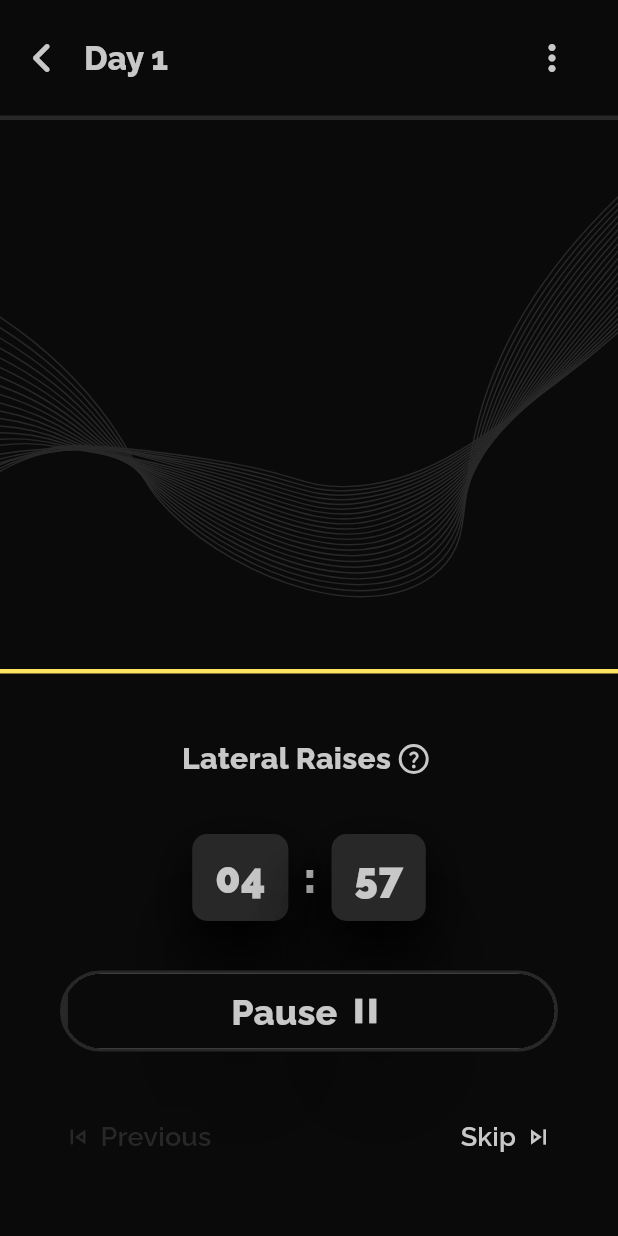
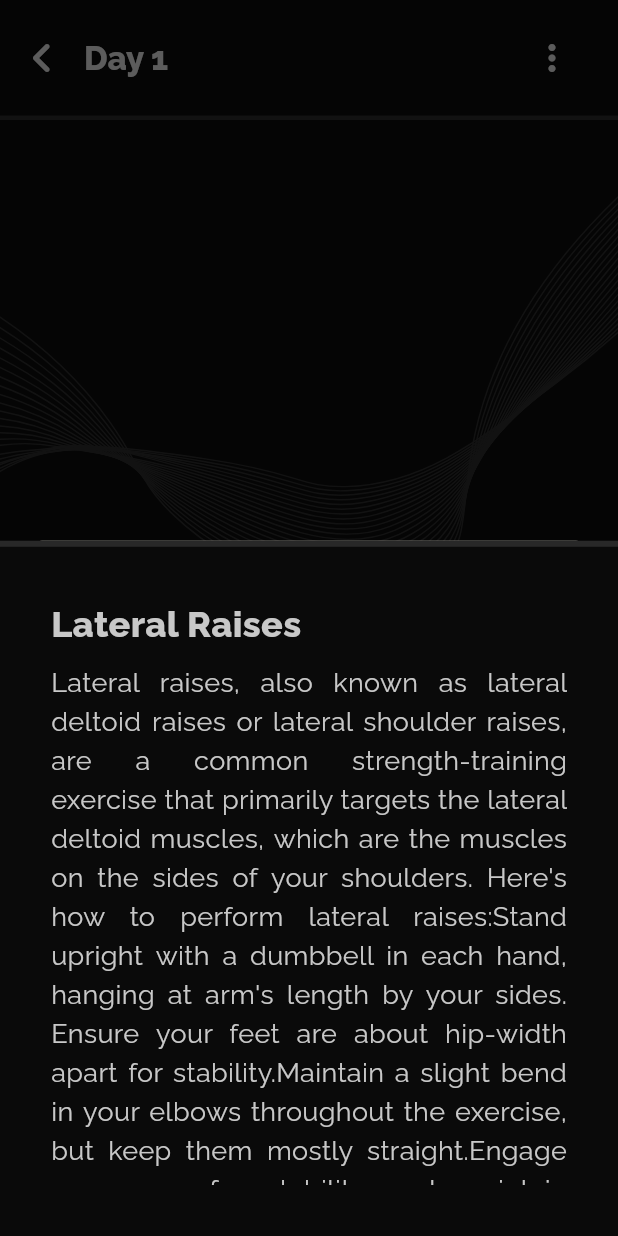
Before and after one commit to mmaazrana/jawline_fitness, a Flutter app: the ExerciseScreen screen opened by its route, after a tap on the "question mark" icon, on a phone screen of 412 x 824 dp. Run offline on Flutter 3.47's test engine with Material 2 defaults, Android fonts, the phone set to English and light mode, and no system bars; our stand-ins replace animated_splash_screen, email_validator, firebase_auth, flutter_local_notifications, flutter_svg, permission_handler and 1 more; missing offline and left inert: alarm, infinite_listview; accounts and stored records are empty.

Commit message:
added exercise info bottom sheets

```diff
--- a/lib/screens/exercise.dart
+++ b/lib/screens/exercise.dart
@@ -6,6 +6,7 @@ import 'package:jawline_fitness/utils/styles.dart';
 import 'package:jawline_fitness/utils/svg_assets.dart';
 import 'package:jawline_fitness/widgets/buttons/tertiary_button.dart';
 import '../utils/size_config.dart';
+import '../widgets/bottom_sheets/about_exercise_bottom_sheet.dart';
 import '../widgets/counter.dart';
 import '../widgets/app_bars/exercise_app_bar.dart';
 import '../widgets/exercise_name.dart';
@@ -22,6 +23,8 @@ class ExerciseScreenState extends State<ExerciseScreen> {
   int currentExerciseTime = 300;
   int day = 1;
   String exerciseName = "Lateral Raises";
+  String exerciseDescription =
+      "Lateral raises, also known as lateral deltoid raises or lateral shoulder raises, are a common strength-training exercise that primarily targets the lateral deltoid muscles, which are the muscles on the sides of your shoulders. Here's how to perform lateral raises:Stand upright with a dumbbell in each hand, hanging at arm's length by your sides. Ensure your feet are about hip-width apart for stability.Maintain a slight bend in your elbows throughout the exercise, but keep them mostly straight.Engage your core for stability and maintain proper posture with your chest up and shoulders back.To begin the exercise, simultaneously raise both arms out to the sides until they are approximately parallel to the ground. Keep your palms facing downward throughout the movement.Hold the raised position for a brief moment, focusing on the contraction in your lateral deltoid muscles.Slowly lower the dumbbells back to the starting position, maintaining control and preventing any swinging or jerking motions.Repeat the exercise for the desired number of repetitions.Lateral raises are an effective way to isolate and strengthen the lateral deltoids, which can help improve shoulder definition and overall shoulder strength. It's essential to use proper form and select an appropriate weight to avoid straining the shoulder joints. If you're new to the exercise, start with lighter weights and gradually increase as you become more comfortable with the movement.";
   bool isPaused = false;
 
   @override
@@ -57,7 +60,17 @@ class ExerciseScreenState extends State<ExerciseScreen> {
     });
   }
 
-  void aboutExercise() {}
+  void aboutExercise() {
+    showModalBottomSheet(
+      context: context,
+      builder: (BuildContext context) {
+        return AboutExerciseBottomSheet(
+          exerciseTitle: exerciseName,
+          exerciseDescription: exerciseDescription,
+        );
+      },
+    );
+  }
 
   @override
   void initState() {
--- /dev/null
+++ b/lib/widgets/bottom_sheets/about_exercise_bottom_sheet.dart
@@ -0,0 +1,59 @@
+import 'package:flutter/material.dart';
+import 'package:jawline_fitness/utils/colors.dart';
+import 'package:jawline_fitness/utils/size_config.dart';
+
+class AboutExerciseBottomSheet extends StatelessWidget {
+  final String exerciseTitle;
+  final String exerciseDescription;
+
+  const AboutExerciseBottomSheet({
+    super.key,
+    required this.exerciseDescription,
+    required this.exerciseTitle,
+  });
+
+  @override
+  Widget build(BuildContext context) {
+    return Container(
+      width: SizeConfig.screenWidth,
+      padding: const EdgeInsets.all(34),
+      decoration: const BoxDecoration(
+        color: AppColors.lightBlack, // Semi-dark background color
+        border: Border(
+          top: BorderSide(
+            color: AppColors.darkGrey,
+            width: 4,
+          ),
+        ),
+      ),
+      child: SingleChildScrollView(
+        child: Column(
+          mainAxisAlignment: MainAxisAlignment.start,
+          crossAxisAlignment: CrossAxisAlignment.start,
+          children: [
+            Text(
+              "${exerciseTitle}",
+              style: TextStyle(
+                color: AppColors.grey,
+                fontSize: 24,
+                fontWeight: FontWeight.w800,
+              ),
+            ),
+            SizedBox(
+              height: 10,
+            ),
+            Text(
+              "${exerciseDescription}",
+              textAlign: TextAlign.justify,
+              style: const TextStyle(
+                color: AppColors.grey,
+                fontSize: 18,
+                fontWeight: FontWeight.w400,
+              ),
+            ),
+          ],
+        ),
+      ),
+    );
+  }
+}
```
